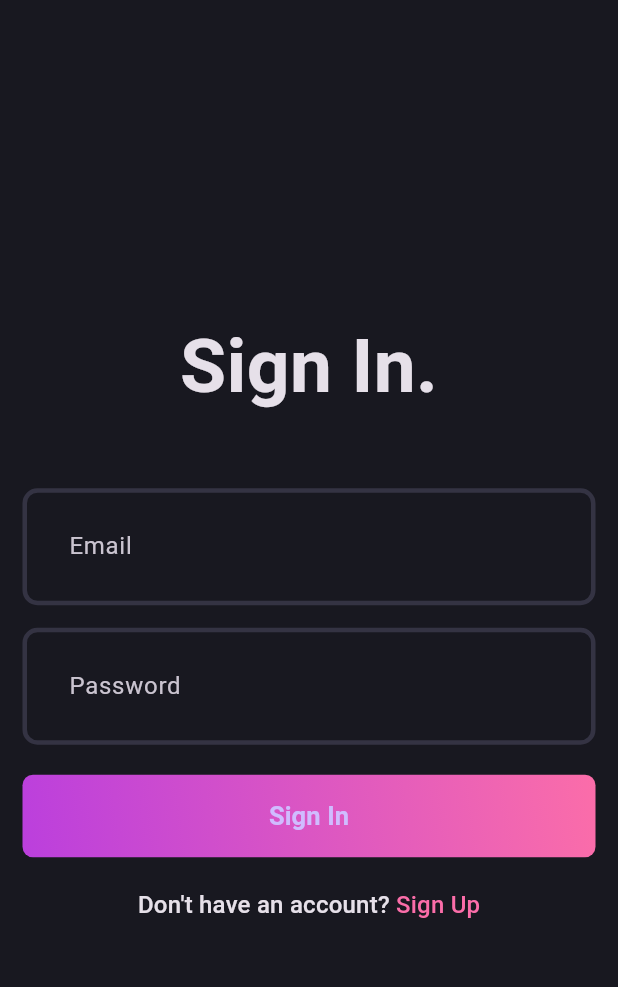
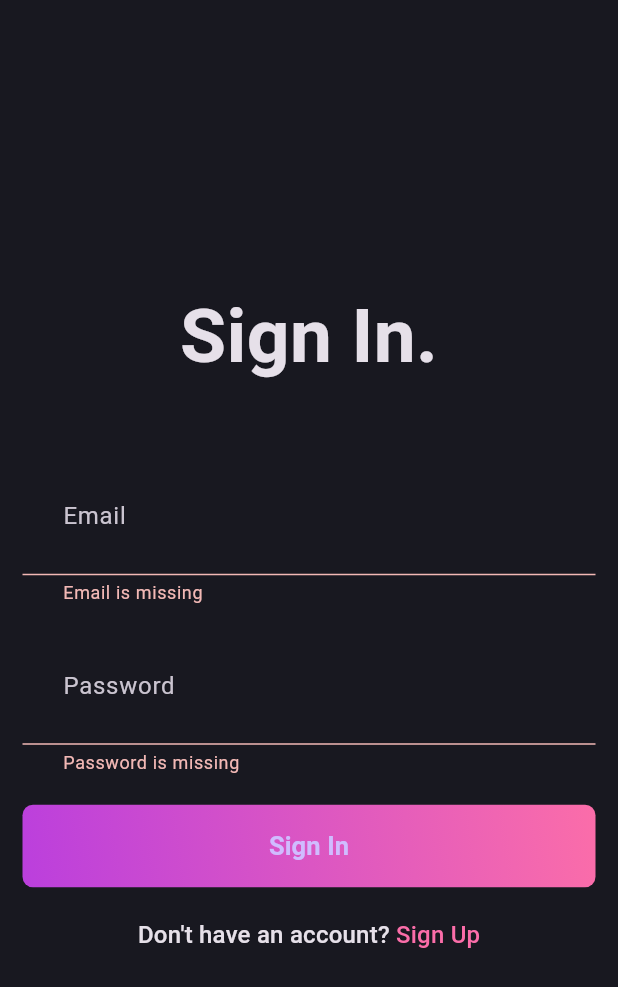
Before and after one commit to Bryt00/blogapp, a Flutter app: the screen it shows after launch, after a tap on "Sign In", on a phone screen of 412 x 824 dp. Shown: the top 987 px of the screen. Run offline on Flutter 3.47's test engine with Material 3 defaults, Android fonts, the phone set to English and light mode, and no system bars; our stand-ins replace flutter_bloc, fpdart, get, supabase_flutter; accounts and stored records are empty.

Commit message:
end of auth

```diff
--- /dev/null
+++ b/lib/feature/auth/data/model/user_model.dart
@@ -0,0 +1,11 @@
+import 'package:blogapp/feature/auth/domain/entity/user.dart';
+
+class UserModel extends User {
+  UserModel({required super.id, required super.name, required super.email});
+  factory UserModel.fromJSON(Map<String, dynamic> map) {
+    return UserModel(
+        id: map['id'] ?? '',
+        name: map['name'] ?? '',
+        email: map['email'] ?? '');
+  }
+}
--- a/lib/feature/auth/domain/UseCases/user_sign_up.dart
+++ b/lib/feature/auth/domain/UseCases/user_sign_up.dart
@@ -1,16 +1,17 @@
 import 'package:blogapp/core/error/failures.dart';
+import 'package:blogapp/feature/auth/domain/entity/user.dart';
 import 'package:blogapp/feature/auth/domain/repository/auth_repository.dart';
 import 'package:fpdart/fpdart.dart';
 
 import '../../../../core/use_case/usecase.dart';
 
-class UserSignUp implements UseCase<String, UserSignUpParams> {
+class UserSignUp implements UseCase<User, UserSignUpParams> {
   final AuthRepository authRepository;
 
   const UserSignUp(this.authRepository);
 
   @override
-  Future<Either<Failure, String>> call(UserSignUpParams params) async {
+  Future<Either<Failure, User>> call(UserSignUpParams params) async {
     return await authRepository.signUpWithEmailPassword(
         name: params.name, email: params.email, password: params.password);
   }
--- /dev/null
+++ b/lib/feature/auth/domain/UseCases/user_signin.dart
@@ -0,0 +1,22 @@
+import 'package:blogapp/core/error/failures.dart';
+import 'package:blogapp/core/use_case/usecase.dart';
+import 'package:blogapp/feature/auth/domain/entity/user.dart';
+import 'package:blogapp/feature/auth/domain/repository/auth_repository.dart';
+import 'package:fpdart/src/either.dart';
+
+class UserSignIn implements UseCase<User, UserSignInParams> {
+  final AuthRepository authRepository;
+
+  UserSignIn(this.authRepository);
+  @override
+  Future<Either<Failure, User>> call(UserSignInParams params) async {
+    return authRepository.signInWithEmailPassword(
+        email: params.email, password: params.password);
+  }
+}
+
+class UserSignInParams {
+  final String password;
+  final String email;
+  UserSignInParams({required this.email, required this.password});
+}
--- /dev/null
+++ b/lib/feature/auth/domain/entity/user.dart
@@ -0,0 +1,7 @@
+class User {
+  final String id;
+  final String name;
+  final String email;
+
+  User({required this.id, required this.name, required this.email});
+}
--- a/lib/feature/auth/domain/repository/auth_repository.dart
+++ b/lib/feature/auth/domain/repository/auth_repository.dart
@@ -1,10 +1,16 @@
 import 'package:blogapp/core/error/failures.dart';
+import 'package:blogapp/feature/auth/domain/entity/user.dart';
 import 'package:fpdart/fpdart.dart';
 
 abstract interface class AuthRepository {
-  Future<Either<Failure, String>> signUpWithEmailPassword(
-      {required String name, required String email, required String password});
+  Future<Either<Failure, User>> signUpWithEmailPassword({
+    required String name,
+    required String email,
+    required String password,
+  });
 
-  Future<Either<Failure, String>> signInWithEmailPassword(
-      {required String email, required String password});
+  Future<Either<Failure, User>> signInWithEmailPassword({
+    required String email,
+    required String password,
+  });
 }
--- a/lib/feature/auth/presentation/bloc/auth_bloc.dart
+++ b/lib/feature/auth/presentation/bloc/auth_bloc.dart
@@ -1,4 +1,6 @@
 import 'package:blogapp/feature/auth/domain/UseCases/user_sign_up.dart';
+import 'package:blogapp/feature/auth/domain/UseCases/user_signin.dart';
+import 'package:blogapp/feature/auth/domain/entity/user.dart';
 import 'package:flutter/material.dart';
 import 'package:flutter_bloc/flutter_bloc.dart';
 
@@ -7,13 +9,20 @@ part 'auth_state.dart';
 
 class AuthBloc extends Bloc<AuthEvent, AuthState> {
   final UserSignUp _userSignUp;
+  final UserSignIn _userSignIn;
 
   AuthBloc({
-    required userSignUp,
+    required UserSignUp userSignUp,
+    required UserSignIn userSignIn,
   })  : _userSignUp = userSignUp,
+        _userSignIn = userSignIn,
         super(AuthInitial()) {
-    on<AuthSignUpEvent>(
-      (event, emit) async {
+    on<AuthSignUpEvent>(_onAuthSignUp);
+    on<AuthSignInEvent>(_onAuthSignIn);
+  }
+
+  void _onAuthSignUp(AuthSignUpEvent event, Emitter<AuthState> emit) async {
+    emit(AuthLoadingState());
     final res = await _userSignUp(
       UserSignUpParams(
         name: event.name,
@@ -22,11 +31,25 @@ class AuthBloc extends Bloc<AuthEvent, AuthState> {
       ),
     );
     res.fold(
-            (l) => emit(AuthFailureState(l.msg)), //l is of type Failure
-            (r) => emit(AuthSuccessState(r))); //r is a string
-      },
+      (failure) =>
+          emit(AuthFailureState(failure.msg)), //l (Failure) is of type Failure
+      (user) => emit(
+        AuthSuccessState(user),
+      ),
+    ); //r (uid) is a string
+  }
+
+  void _onAuthSignIn(AuthSignInEvent event, Emitter<AuthState> emit) async {
+    emit(AuthLoadingState());
+    final res = await _userSignIn(
+        UserSignInParams(email: event.email, password: event.password));
+    res.fold(
+      (failure) => emit(AuthFailureState(failure.msg)),
+      (user) => emit(
+        AuthSuccessState(
+          user,
+        ),
+      ),
     );
   }
-
-  _signUp() {}
 }
--- a/lib/feature/auth/presentation/bloc/auth_event.dart
+++ b/lib/feature/auth/presentation/bloc/auth_event.dart
@@ -11,3 +11,9 @@ final class AuthSignUpEvent extends AuthEvent {
   AuthSignUpEvent(
       {required this.email, required this.password, required this.name});
 }
+
+final class AuthSignInEvent extends AuthEvent {
+  final String email;
+  final String password;
+  AuthSignInEvent({required this.email, required this.password});
+}
--- a/lib/feature/auth/presentation/bloc/auth_state.dart
+++ b/lib/feature/auth/presentation/bloc/auth_state.dart
@@ -10,9 +10,9 @@ final class AuthInitial extends AuthState {}
 final class AuthLoadingState extends AuthState {}
 
 final class AuthSuccessState extends AuthState {
-  final String uid;
+  final User user;
 
-  const AuthSuccessState(this.uid);
+  const AuthSuccessState(this.user);
 }
 
 final class AuthFailureState extends AuthState {
--- a/lib/feature/auth/presentation/pages/signin_page.dart
+++ b/lib/feature/auth/presentation/pages/signin_page.dart
@@ -1,4 +1,8 @@
+import 'package:blogapp/core/common/widgets/loader.dart';
+import 'package:blogapp/core/utils/showsnackbar.dart';
+import 'package:blogapp/feature/auth/presentation/bloc/auth_bloc.dart';
 import 'package:flutter/material.dart';
+import 'package:flutter_bloc/flutter_bloc.dart';
 import 'package:get/get.dart';
 
 import '../../../../core/theme/app_pallete.dart';
@@ -29,7 +33,17 @@ class _SignInPageState extends State<SignInPage> {
   @override
   Widget build(BuildContext context) {
     return Scaffold(
-        body: Padding(
+        body: BlocConsumer<AuthBloc, AuthState>(
+      listener: (context, state) {
+        if (state is AuthFailureState) {
+          showSnackBar(context, state.message);
+        }
+      },
+      builder: (context, state) {
+        if (state is AuthLoadingState) {
+          return Loader();
+        }
+        return Padding(
           padding: const EdgeInsets.all(15.0),
           child: Form(
             key: formKey,
@@ -61,8 +75,18 @@ class _SignInPageState extends State<SignInPage> {
                 const SizedBox(
                   height: 20,
                 ),
-            const AuthButton(
+                AuthButton(
                   text: "Sign In",
+                  onPressed: () {
+                    if (formKey.currentState!.validate()) {
+                      context.read<AuthBloc>().add(
+                            AuthSignInEvent(
+                              email: emailController.text.trim(),
+                              password: passwordController.text.trim(),
+                            ),
+                          );
+                    }
+                  },
                 ),
                 const SizedBox(
                   height: 20,
@@ -87,6 +111,8 @@ class _SignInPageState extends State<SignInPage> {
               ],
             ),
           ),
+        );
+      },
     ));
   }
 }
--- a/lib/feature/auth/presentation/widget/auth_button.dart
+++ b/lib/feature/auth/presentation/widget/auth_button.dart
@@ -3,8 +3,8 @@ import 'package:flutter/material.dart';
 
 class AuthButton extends StatelessWidget {
   final String text;
-
-  const AuthButton({super.key, required this.text});
+  final VoidCallback onPressed;
+  const AuthButton({super.key, required this.text, required this.onPressed});
 
   @override
   Widget build(BuildContext context) {
@@ -17,7 +17,7 @@ class AuthButton extends StatelessWidget {
           ),
           borderRadius: BorderRadius.circular(7)),
       child: ElevatedButton(
-        onPressed: () {},
+        onPressed: onPressed,
         style: ElevatedButton.styleFrom(
           backgroundColor: AppPallete.transparentColor,
           shadowColor: AppPallete.transparentColor,
--- a/lib/feature/auth/presentation/widget/auth_field.dart
+++ b/lib/feature/auth/presentation/widget/auth_field.dart
@@ -14,6 +14,7 @@ class AuthField extends StatelessWidget {
   @override
   Widget build(BuildContext context) {
     return TextFormField(
+      controller: controller,
       obscureText: isObscureTxt!,
       decoration: InputDecoration(hintText: hintText),
       validator: (val) {
--- a/lib/main.dart
+++ b/lib/main.dart
@@ -1,6 +1,11 @@
 import 'package:blogapp/core/constants/screens.dart';
 import 'package:blogapp/core/secrets/app_secrets.dart';
 import 'package:blogapp/core/theme/theme.dart';
+import 'package:blogapp/feature/auth/data/datasources/auth_remote_data_source.dart';
+import 'package:blogapp/feature/auth/data/repository/auth_repository_impl.dart';
+import 'package:blogapp/feature/auth/domain/UseCases/user_sign_up.dart';
+import 'package:blogapp/feature/auth/domain/UseCases/user_signin.dart';
+import 'package:blogapp/feature/auth/domain/repository/auth_repository.dart';
 import 'package:blogapp/feature/auth/presentation/bloc/auth_bloc.dart';
 import 'package:blogapp/feature/auth/presentation/pages/signin_page.dart';
 import 'package:flutter/material.dart';
@@ -11,9 +16,26 @@ import 'package:supabase_flutter/supabase_flutter.dart';
 void main() async {
   WidgetsFlutterBinding.ensureInitialized();
   final supabase = await Supabase.initialize(
-      url: AppSecrets.supabaseUrl, anonKey: AppSecrets.supabaseAnonKey);
-  runApp(BlocProvider(
-    create: (context) => AuthBloc(userSignUp: null),
+    url: AppSecrets.supabaseUrl,
+    anonKey: AppSecrets.supabaseAnonKey,
+  );
+  runApp(MultiBlocProvider(
+    providers: [
+      BlocProvider(
+        create: (_) => AuthBloc(
+          userSignUp: UserSignUp(
+            AuthRepositoryImpl(
+              AuthRemoteDataSourceImpl(supabase.client),
+            ),
+          ),
+          userSignIn: UserSignIn(
+            AuthRepositoryImpl(
+              AuthRemoteDataSourceImpl(supabase.client),
+            ),
+          ),
+        ),
+      )
+    ],
     child: const MyApp(),
   ));
 }
```
Also changed, not shown: lib/core/common/widgets/loader.dart (added, +12 -0 lines), lib/core/utils/showsnackbar.dart (added, +9 -0 lines), lib/feature/auth/data/datasources/auth_remote_data_source.dart (+23 -11 lines), lib/feature/auth/data/repository/auth_repository_impl.dart (+23 -14 lines), lib/feature/auth/presentation/pages/signup_page.dart (+33 -4 lines). Lines whose indentation alone changed are shown as unchanged.
